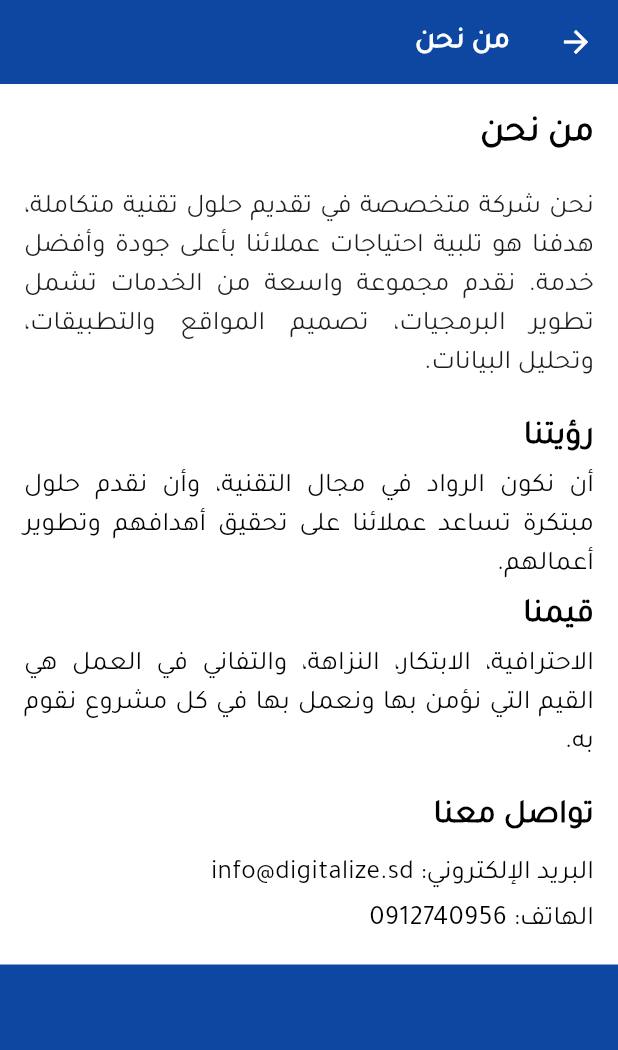
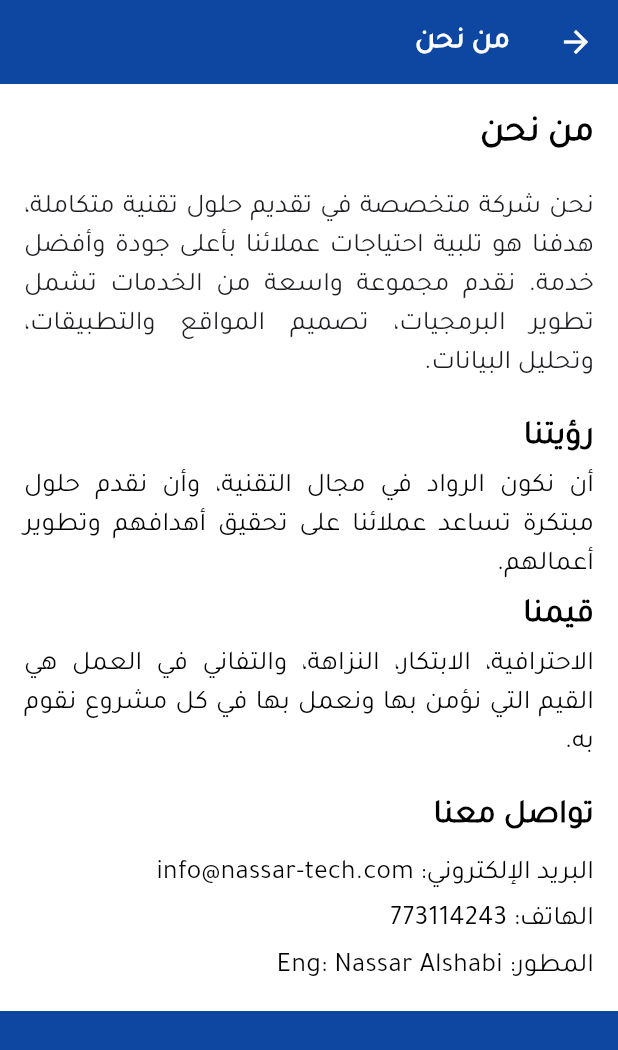
Before and after one commit to Nassaralshabi/Mikrotik-flutter-app, a Flutter app: the AboutUs screen opened directly, on a phone screen of 412 x 824 dp. Shown: the top 1050 px of the screen. Run offline on Flutter 3.47's test engine with Material 3 defaults, Android fonts, the light colour scheme and no system bars; our stand-ins replace geolocator, package_info_plus, pdf, permission_handler, pin_code_fields, printing and 3 more; missing offline and left inert: clipboard, mikrotik_mndp, workmanager; accounts and stored records are empty.

Commit message:
Update system documentation and developer information
تحديث بيانات التوثيق والمطور:
- الاسم: Eng: Nassar Alshabi
- الهاتف: 773114243
- البريد الإلكتروني: info@nassar-tech.com

التعديلات:
- تحديث معلومات الاتصال في صفحة 'من نحن'
- تحديث رقم الواتساب في القائمة الجانبية
- تحديث حقوق النشر
- تحديث بيانات المدير الافتراضية
- تحديث البيانات الافتراضية للمستخدم

```diff
--- a/lib/aboutus.dart
+++ b/lib/aboutus.dart
@@ -100,7 +100,7 @@ class _AboutUsState extends State<AboutUs> {
                 ),
                 const SizedBox(height: 10),
                 const Text(
-                  'البريد الإلكتروني: info@digitalize.sd',
+                  'البريد الإلكتروني: info@nassar-tech.com',
                   style: TextStyle(
                     fontSize: 18,
                     color: Colors.black,
@@ -109,7 +109,16 @@ class _AboutUsState extends State<AboutUs> {
                 ),
                 const SizedBox(height: 5),
                 const Text(
-                  'الهاتف: 0912740956',
+                  'الهاتف: 773114243',
+                  style: TextStyle(
+                    fontSize: 18,
+                    color: Colors.black,
+                    fontFamily: 'Tajawal',
+                  ),
+                ),
+                const SizedBox(height: 5),
+                const Text(
+                  'المطور: Eng: Nassar Alshabi',
                   style: TextStyle(
                     fontSize: 18,
                     color: Colors.black,
--- a/lib/drawer.dart
+++ b/lib/drawer.dart
@@ -114,7 +114,7 @@ class _MyDrawerState extends State<MyDrawer> {
                       onTap: () async {
                         await launchUrl(
                           Uri.parse(
-                            'https://wa.me/249912740956?text='
+                            'https://wa.me/249773114243?text='
                                 'السلام عليكم ورحمة الله وبركاته\n'
                                 'تواصل بخصوص تطبيق ايوا\n',
                           ),
@@ -144,7 +144,7 @@ class _MyDrawerState extends State<MyDrawer> {
               const Padding(
                 padding: EdgeInsets.all(20.0),
                 child: Text(
-                  'جميع الحقوق محفوظة © 2024 - ديجيتالايز لاب',
+                  'جميع الحقوق محفوظة © 2024\nEng: Nassar Alshabi\n773114243',
                   style: TextStyle(
                     fontSize: 12.0,
                     color: Colors.black,
--- a/lib/login_page.dart
+++ b/lib/login_page.dart
@@ -25,8 +25,8 @@ class _LoginPageState extends State<LoginPage> {
   RouterboardService(); // Create an instance of the service
 
   // بيانات تسجيل دخول المدير الافتراضية
-  static const String ADMIN_EMAIL = 'adenmarina2@gmail.com';
-  static const String ADMIN_PASSWORD = '868844';
+  static const String ADMIN_EMAIL = 'nassar@aywa.local';
+  static const String ADMIN_PASSWORD = '773114243';
 
   @override
   void initState() {
--- a/lib/main.dart
+++ b/lib/main.dart
@@ -115,9 +115,9 @@ class MyApp extends StatelessWidget {
     // تعيين بيانات افتراضية إذا لم تكن موجودة
     if (prefs.getString('email') == null) {
       prefs.setString('id', 'admin');
-      prefs.setString('name', 'مدير النظام');
-      prefs.setString('email', 'admin@aywa.local');
-      prefs.setString('phone', '123456789');
+      prefs.setString('name', 'Eng: Nassar Alshabi');
+      prefs.setString('email', 'nassar@aywa.local');
+      prefs.setString('phone', '773114243');
       prefs.setBool('isLoggedIn', true);
     }
   }
```
